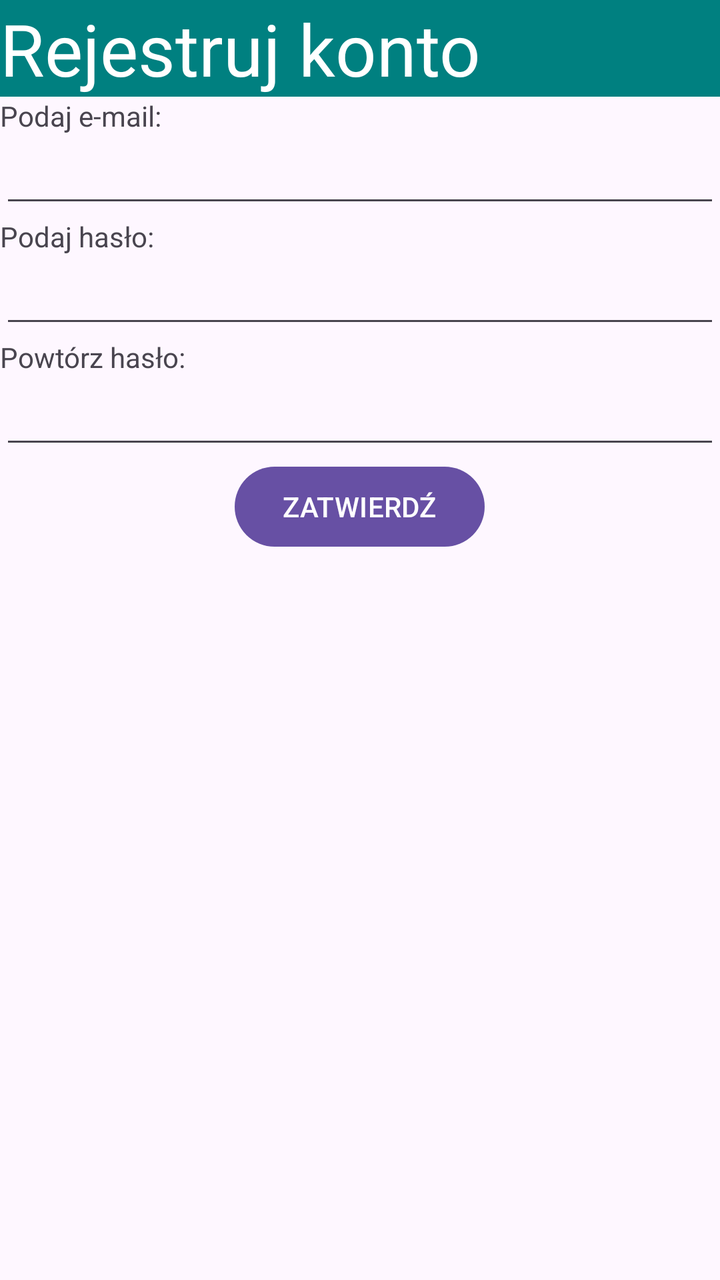
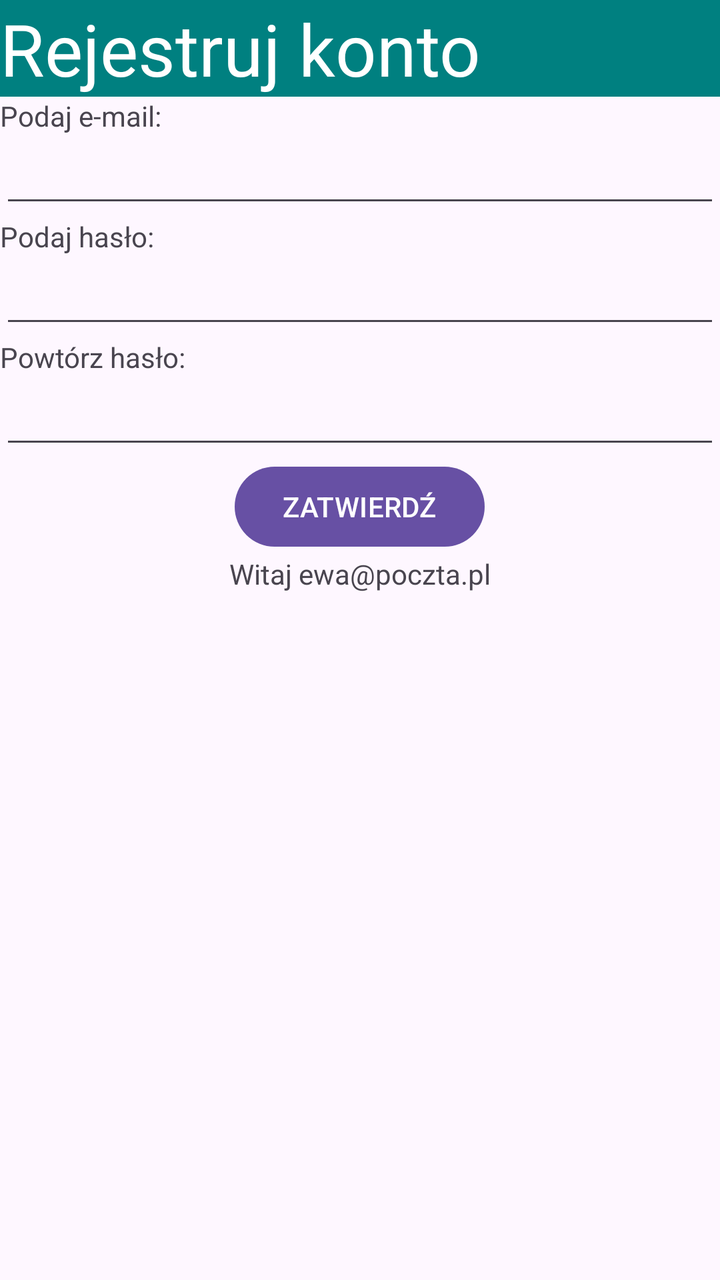

An Android layout rendered at two revisions. The XML below is the earlier revision; the diff shows what the commit changed to produce the second picture.
<!-- AndroidManifest.xml: application theme Theme._05_zadanie1 -->
<!-- res/layout/activity_main.xml -->
<?xml version="1.0" encoding="utf-8"?>
<LinearLayout xmlns:android="http://schemas.android.com/apk/res/android"
    xmlns:app="http://schemas.android.com/apk/res-auto"
    xmlns:tools="http://schemas.android.com/tools"
    android:id="@+id/main"
    android:layout_width="match_parent"
    android:layout_height="match_parent"
    android:orientation="vertical"
    tools:context=".MainActivity" >

    <TextView
        android:id="@+id/textView"
        android:layout_width="match_parent"
        android:layout_height="wrap_content"
        android:background="#008080"
        android:text="Rejestruj konto"
        android:textColor="#FFFFFF"
        android:textSize="36sp" />

    <TextView
        android:id="@+id/textView2"
        android:layout_width="match_parent"
        android:layout_height="wrap_content"
        android:text="Podaj e-mail:" />

    <EditText
        android:id="@+id/editTextTextEmailAddress"
        android:layout_width="match_parent"
        android:layout_height="wrap_content"
        android:ems="10"
        android:inputType="textEmailAddress" />

    <TextView
        android:id="@+id/textView3"
        android:layout_width="match_parent"
        android:layout_height="wrap_content"
        android:text="Podaj hasło:" />

    <EditText
        android:id="@+id/editTextTextPassword"
        android:layout_width="match_parent"
        android:layout_height="wrap_content"
        android:ems="10"
        android:inputType="textPassword" />

    <TextView
        android:id="@+id/textView5"
        android:layout_width="match_parent"
        android:layout_height="wrap_content"
        android:text="Powtórz hasło:" />

    <EditText
        android:id="@+id/editTextTextPassword2"
        android:layout_width="match_parent"
        android:layout_height="wrap_content"
        android:ems="10"
        android:inputType="textPassword" />

    <Button
        android:id="@+id/button"
        android:layout_width="wrap_content"
        android:layout_height="wrap_content"
        android:layout_gravity="center"
        android:text="ZATWIERDŹ" />
</LinearLayout>
<!-- resources referenced by this layout -->
<resources>
  <style name="Theme._05_zadanie1" parent="Base.Theme._05_zadanie1" />
  <style name="Base.Theme._05_zadanie1" parent="Theme.Material3.DayNight.NoActionBar">
          
          
      </style>
</resources>

<!-- the commit's change to res/layout/activity_main.xml (unified diff, before → after) -->
@@ -62,4 +62,11 @@
         android:layout_height="wrap_content"
         android:layout_gravity="center"
         android:text="ZATWIERDŹ" />
+
+    <TextView
+        android:id="@+id/textView6"
+        android:layout_width="match_parent"
+        android:layout_height="wrap_content"
+        android:gravity="center"
+        android:text="Witaj ewa@poczta.pl" />
 </LinearLayout>
